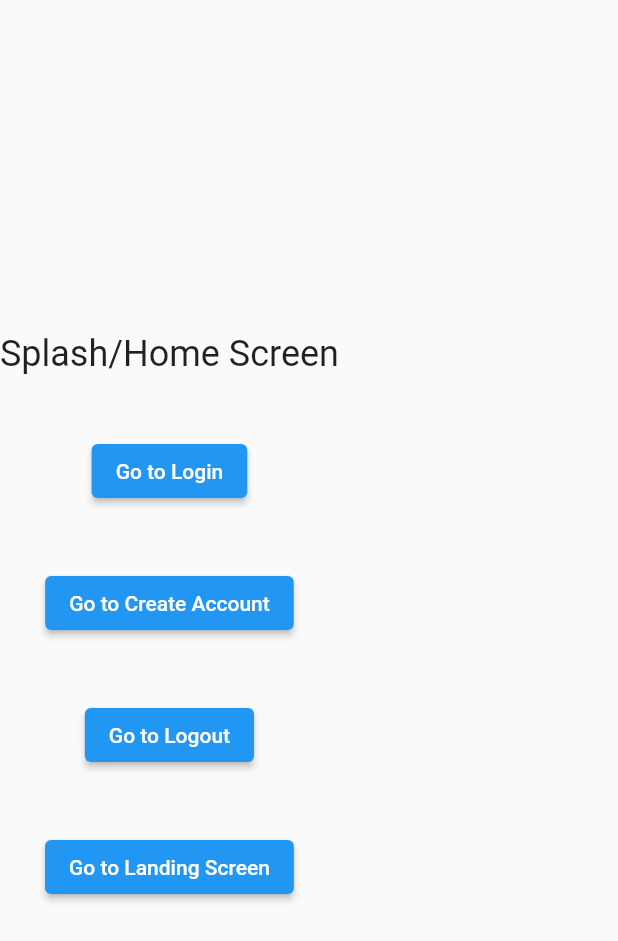
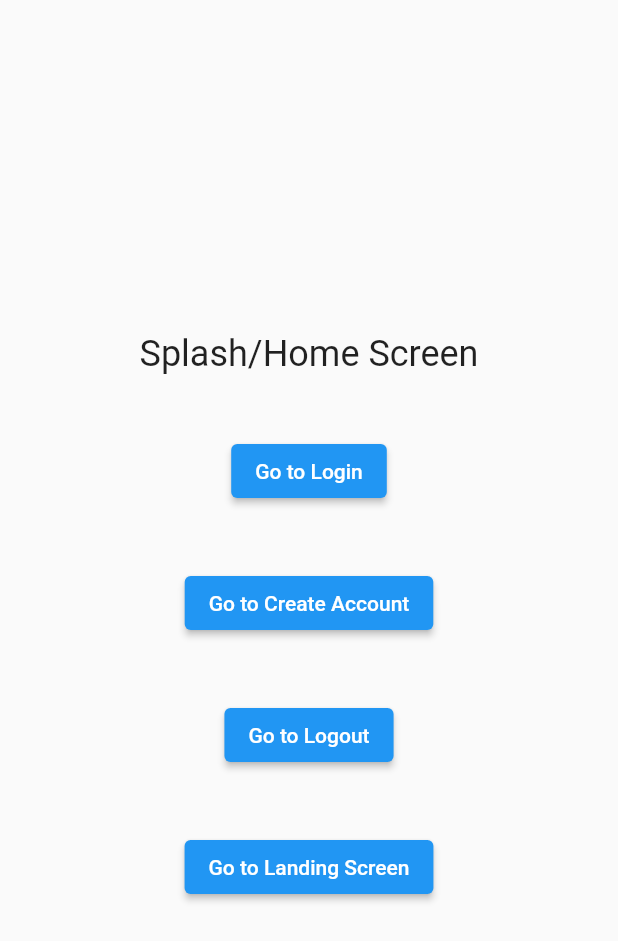
Before and after one commit to ulisinn/refrigerator_magnets, a Flutter app: the screen it shows after launch, after a tap on "HOME", on a phone screen of 412 x 824 dp. Shown: the top 941 px of the screen. Run offline on Flutter 3.47's test engine with Material 2 defaults, Android fonts, the phone set to English and light mode, and no system bars; our stand-ins replace dio, flutter_dotenv, go_router; missing offline and left inert: jwt_decode; network calls fail.

Commit message:
layout fixed

```diff
--- a/lib/features/screens/splash_screen.dart
+++ b/lib/features/screens/splash_screen.dart
@@ -8,7 +8,10 @@ class SplashScreen extends StatelessWidget {
   @override
   Widget build(BuildContext context) {
     return Scaffold(
-      body: Column(
+      body: SizedBox(
+        // set the height property to take the screen width
+        width: MediaQuery.of(context).size.width,
+        child: Column(
           mainAxisAlignment: MainAxisAlignment.center,
           children: [
             const Text(
@@ -53,6 +56,7 @@ class SplashScreen extends StatelessWidget {
             ),
           ],
         ),
+      ),
     );
   }
 }
```
Lines whose indentation alone changed are shown as unchanged.
